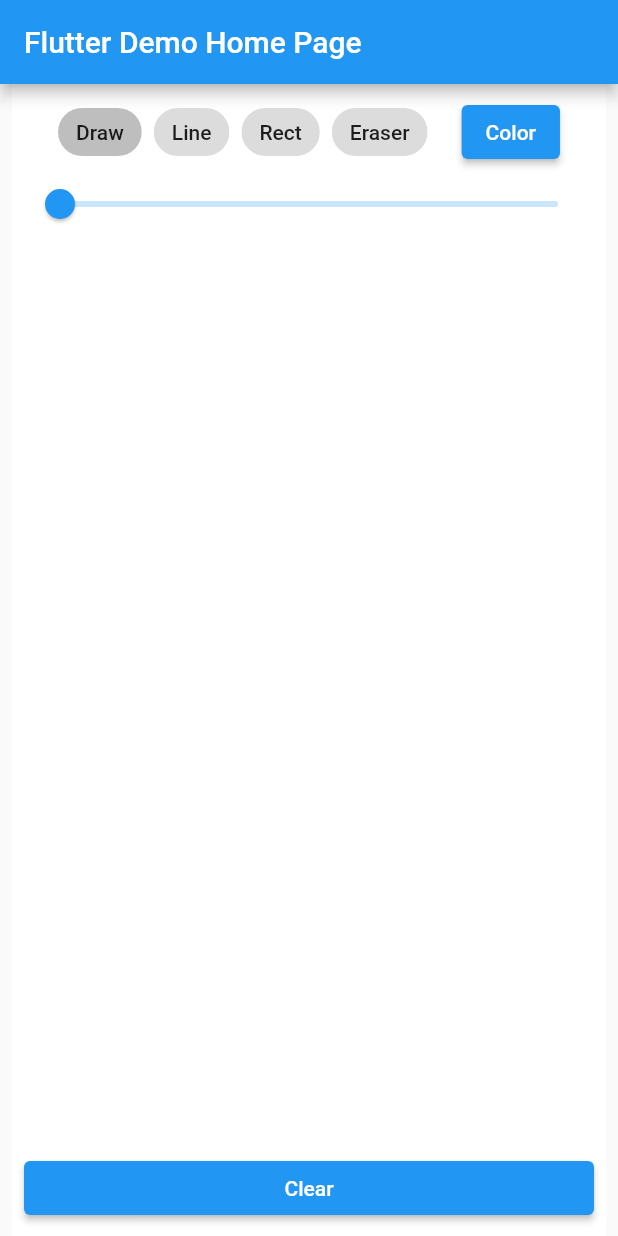
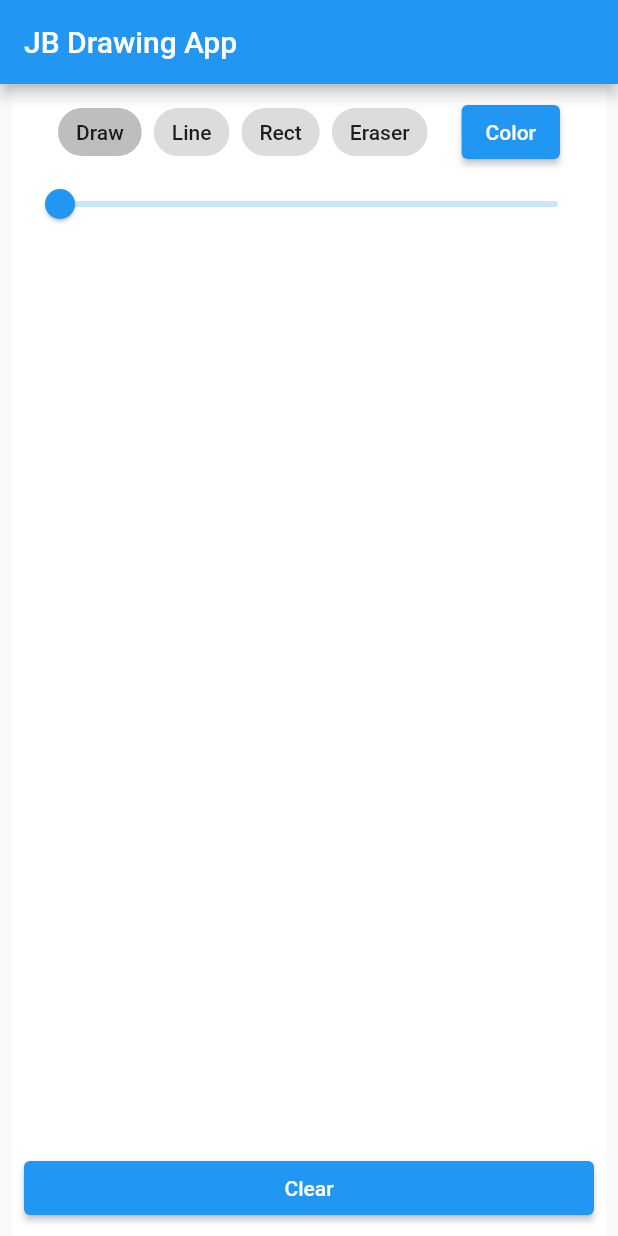
Before and after one commit to AndVl1/Draw-App_flutter, a Flutter app: the screen it shows after launch, on a phone screen of 412 x 824 dp. Run offline on Flutter 3.47's test engine with Material 2 defaults, Android fonts, the phone set to English and light mode, and no system bars; our stand-ins replace flutter_colorpicker.

Commit message:
some refactoring

```diff
--- a/lib/HomePage.dart
+++ b/lib/HomePage.dart
@@ -1,11 +1,9 @@
-import 'dart:developer';
 
 import 'package:flutter/material.dart';
 import 'package:flutter_colorpicker/flutter_colorpicker.dart';
 
 import 'DrawModes.dart';
 import 'Painter.dart';
-import 'TouchPoints.dart';
 
 class MyHomePage extends StatefulWidget {
   MyHomePage({Key key, this.title}) : super(key: key);
--- a/lib/MyApp.dart
+++ b/lib/MyApp.dart
@@ -1,4 +1,5 @@
 import 'package:flutter/material.dart';
+import 'package:flutter/services.dart';
 
 import 'HomePage.dart';
 
@@ -6,13 +7,14 @@ class MyApp extends StatelessWidget {
   // This widget is the root of your application.
   @override
   Widget build(BuildContext context) {
+    SystemChrome.setEnabledSystemUIOverlays(SystemUiOverlay.values);
     return MaterialApp(
       title: 'Flutter Demo',
       theme: ThemeData(
         // This is the theme of your application.
         primarySwatch: Colors.blue,
       ),
-      home: MyHomePage(title: 'Flutter Demo Home Page', key: null,),
+      home: MyHomePage(title: 'JB Drawing App', key: null,),
     );
   }
 }
```
Also changed, not shown: 2 other files.
